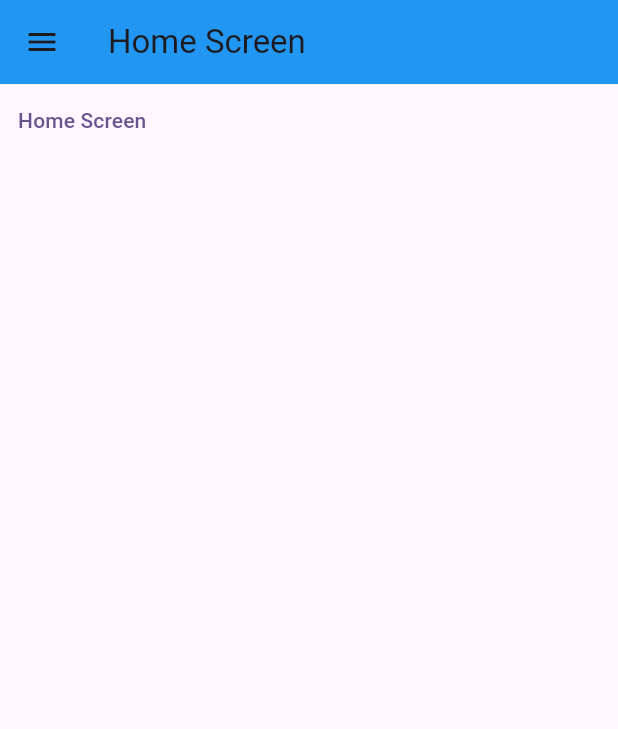
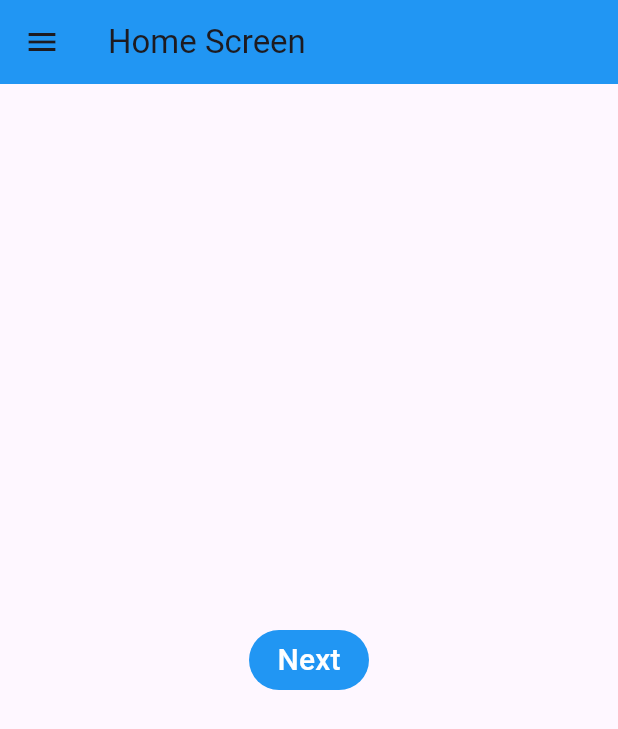
Before and after one commit to shayan-noor3060/demo_project, a Flutter app: the screen it shows after launch, on a phone screen of 412 x 824 dp. Shown: the top 729 px of the screen. Run offline on Flutter 3.47's test engine with Material 3 defaults, Android fonts, the phone set to English and light mode, and no system bars.

Commit message:
add container to TextBotton

```diff
--- a/lib/home_screen.dart
+++ b/lib/home_screen.dart
@@ -32,7 +32,7 @@ class _HomeScreenState extends State<HomeScreen> {
                 accountEmail: Text('shayannoor48@gmail.com')),
             ListTile(
               leading: Icon(Icons.image),
-              title: Text('Gallery'),
+              title: Text('Images'),
             ),
             ListTile(
               leading: Icon(Icons.account_circle_outlined),
@@ -50,14 +50,27 @@ class _HomeScreenState extends State<HomeScreen> {
         ),
       ),
       body: Column(
+        mainAxisAlignment: MainAxisAlignment.center,
+        crossAxisAlignment: CrossAxisAlignment.center,
         children: [
           TextButton(
               onPressed: () {
-                Navigator.pushNamed(context,SecondScreen.id);
+                Navigator.pushNamed(context, SecondScreen.id);
                 // Navigator.push(context,
                 //     MaterialPageRoute(builder: (context) => SecondScreen()));
               },
-              child: const Text('Home Screen'))
+              child: Center(
+                child: Container(
+                  height: 40,
+                  width: 80,
+                  decoration: BoxDecoration(
+                      color: Colors.blue,
+                      borderRadius: BorderRadius.circular(40)),
+                  child: const Center(
+                      child:  Text('Next',
+                          style: TextStyle(fontSize: 20, color: Colors.white))),
+                ),
+              ))
         ],
       ),
     );
```
Also changed, not shown: lib/second_screen.dart (+14 -1 lines).
